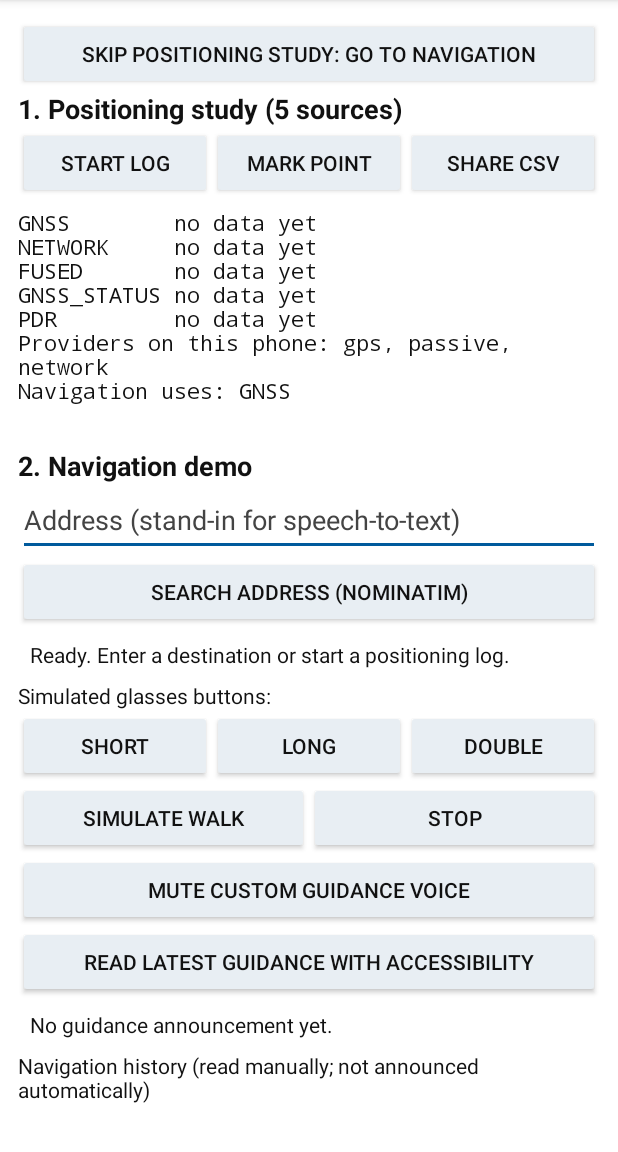
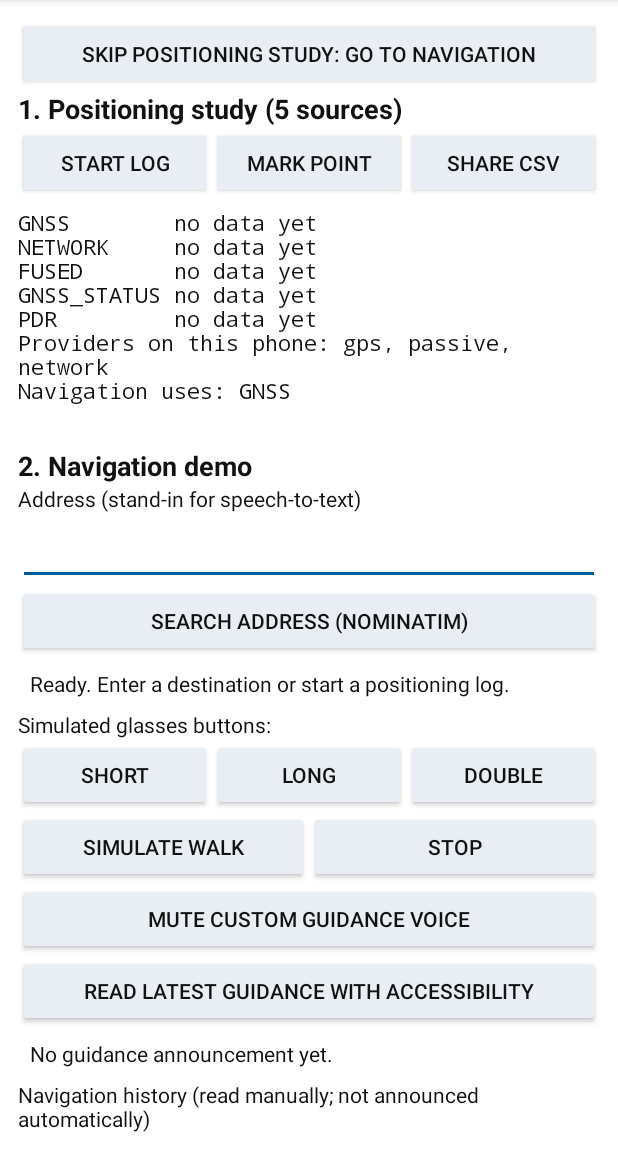
Before and after one commit to aminekhettat/Cyclope-Project, an Android app: the screen it shows after launch (MainActivity), on a phone screen of 412 x 824 dp, the part 84-1236 px from its top. Run offline under Robolectric (Android 15) with nearby library versions, the phone set to English and light mode, and no system bars.

Commit message:
fix: associate a persistent address label without masking its hint

```diff
--- a/05-MobilApp/Android/NavigationLab/cyclope-navigation/app/src/main/res/layout/activity_main.xml
+++ b/05-MobilApp/Android/NavigationLab/cyclope-navigation/app/src/main/res/layout/activity_main.xml
@@ -90,11 +90,17 @@
             android:textStyle="bold"
             android:id="@+id/headingNavigation"
             android:textColor="@color/nav_foreground" />
+        <TextView
+            android:id="@+id/labelAddress"
+            android:layout_width="match_parent"
+            android:layout_height="wrap_content"
+            android:labelFor="@id/etAddress"
+            android:text="@string/address_hint"
+            android:textColor="@color/nav_foreground" />
         <EditText
             android:id="@+id/etAddress"
             android:layout_width="match_parent"
             android:layout_height="wrap_content"
-            android:hint="@string/address_hint"
             android:inputType="textPostalAddress"
             android:importantForAutofill="no"
             android:minHeight="48dp"
```
Also changed, not shown: 2 other files.
